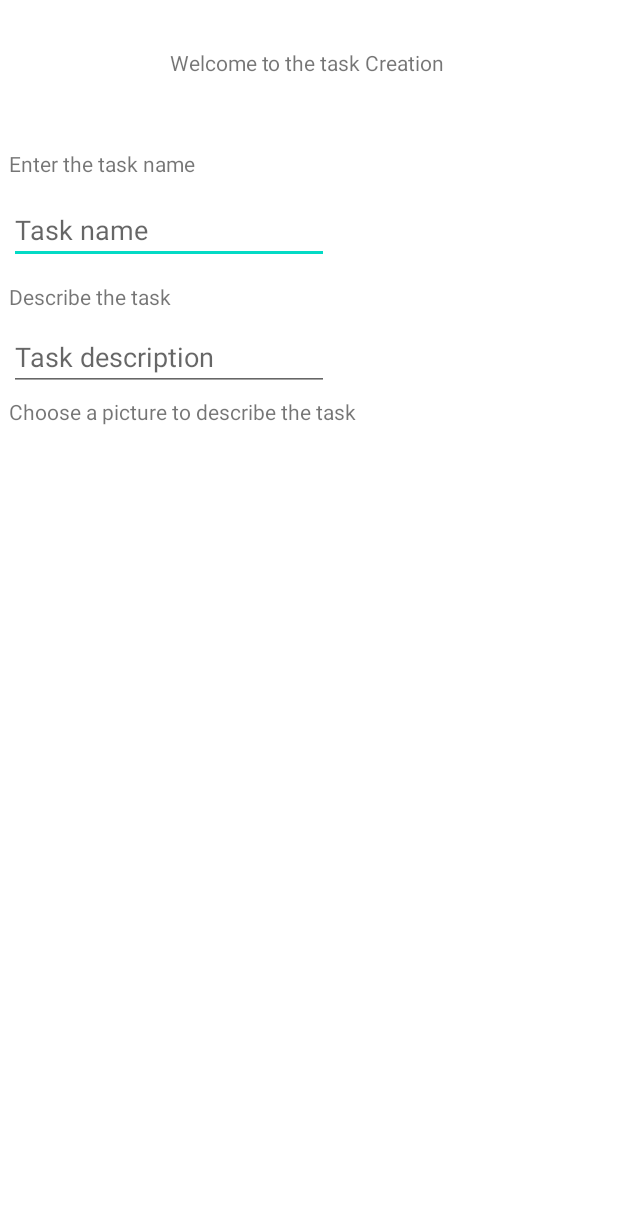
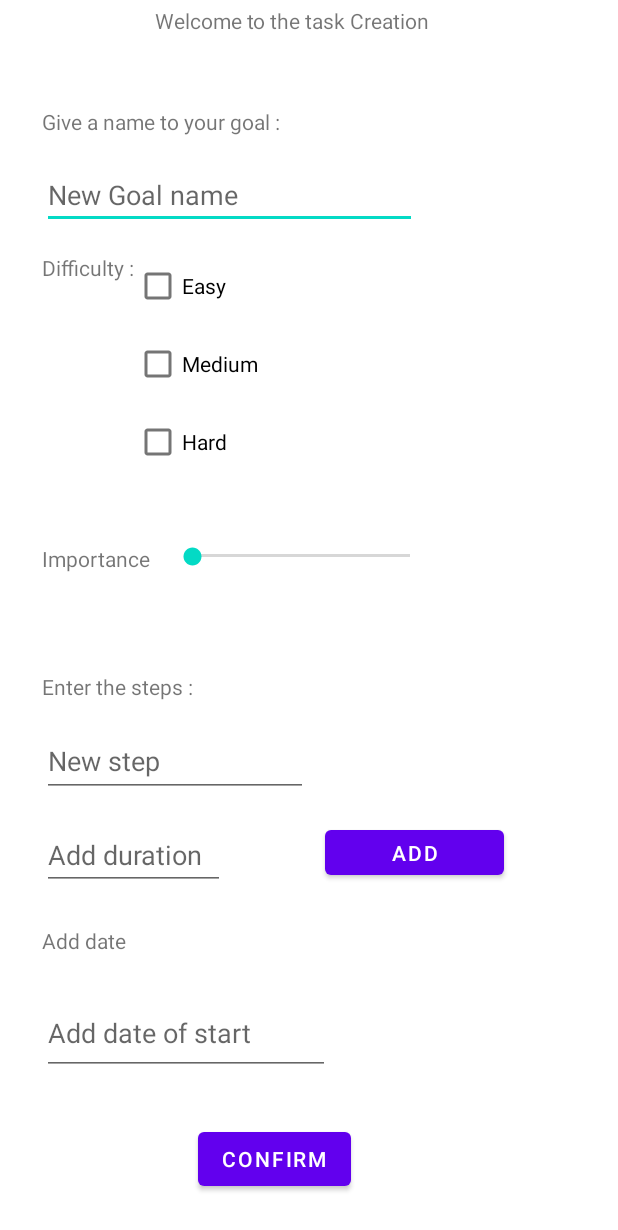
Before and after one commit to Foxmik0007/TDAH, an Android app: the taskCreation screen opened directly, with no data from a screen before it, on a phone screen of 412 x 824 dp. Shown: the top 1230 px of the screen. Run offline under Robolectric (Android 15) with nearby library versions, the phone set to English and light mode, and no system bars; our stand-ins replace Firebase (no records; nobody signed in at launch, a user with empty details on screens opened directly).

Commit message:
Version 0.8

```diff
--- a/app/src/main/java/com/example/tdahproject/MenuFragment.java
+++ b/app/src/main/java/com/example/tdahproject/MenuFragment.java
@@ -1,5 +1,6 @@
 package com.example.tdahproject;
 
+import android.content.Intent;
 import android.os.Bundle;
 
 import androidx.fragment.app.Fragment;
@@ -30,6 +31,8 @@ public class MenuFragment extends Fragment {
         taskCreate.setOnClickListener(new View.OnClickListener() {
             @Override
             public void onClick(View v) {
+                Intent intent = new Intent(getContext(), taskCreation.class);
+                startActivity(intent);
 
             }
         });
--- a/app/src/main/java/com/example/tdahproject/taskCreation.java
+++ b/app/src/main/java/com/example/tdahproject/taskCreation.java
@@ -2,13 +2,165 @@ package com.example.tdahproject;
 
 import androidx.appcompat.app.AppCompatActivity;
 
+import android.content.Intent;
 import android.os.Bundle;
+import android.view.View;
+import android.widget.Button;
+import android.widget.CheckBox;
+import android.widget.EditText;
+import android.widget.SeekBar;
+import android.widget.TextView;
+import android.widget.Toast;
+
+import com.google.firebase.FirebaseApiNotAvailableException;
+import com.google.firebase.database.DatabaseReference;
+import com.google.firebase.database.FirebaseDatabase;
+
+import java.util.ArrayList;
 
 public class taskCreation extends AppCompatActivity {
+
+
+    private EditText nomDeObjectif;
+    private EditText nomDeTache;
+    private EditText dureeDeTache;
+    private EditText dateDeCreation;
+    private Button confirmerCreation;
+    private Button ajouterTache;
+    private CheckBox checkBoxEasy;
+    private CheckBox checkBoxMedium;
+    private CheckBox checkBoxHard;
+    private SeekBar seekBarImportance;
+    private TextView importance;
+    private String difficulté;
+    private String niveauImportance;
+    private ArrayList<tache> listeDeNouvelleTache;
+
+    DatabaseReference GOALDATABASE;
+
 
     @Override
     protected void onCreate(Bundle savedInstanceState) {
         super.onCreate(savedInstanceState);
         setContentView(R.layout.activity_task_creation);
+
+        //Configuration de la base de données
+        //Creer un path personnel pour chaque utilisateur mais necessite d'abord l'acces au données de l'utilisateur
+        GOALDATABASE = FirebaseDatabase.getInstance().getReference("Liste des Objectifs");
+
+        //Button
+        confirmerCreation = (Button) findViewById(R.id.confirmGoalCreation);
+        ajouterTache = (Button) findViewById(R.id.buttonAddStep);
+
+        //EditText and Textview
+        nomDeObjectif = (EditText) findViewById(R.id.goalName_create);
+        nomDeTache = (EditText) findViewById(R.id.stepName_creation);
+        dureeDeTache = (EditText) findViewById(R.id.durationCreation);
+        dateDeCreation = (EditText) findViewById(R.id.taskCreation_startingDate);
+        importance = (TextView) findViewById(R.id.lvlOfImportance);
+
+        //CheckBox
+        checkBoxEasy = (CheckBox) findViewById(R.id.checkBoxEasy);
+        checkBoxMedium = (CheckBox) findViewById(R.id.checkBoxMedium);
+        checkBoxHard = (CheckBox) findViewById(R.id.checkBoxHard);
+
+        //SeekBar
+        seekBarImportance = (SeekBar) findViewById(R.id.seekBarImportance);
+
+        listeDeNouvelleTache = new ArrayList<>();
+
+        //Button d'ajout des tache
+        ajouterTache.setOnClickListener(new View.OnClickListener() {
+            @Override
+            public void onClick(View v) {
+                // Creer un tableau de tache et utiliser les setters si ne marche pas
+                tache nouvelleTache = new tache(nomDeTache.getText().toString().trim(), dureeDeTache.getText().toString().trim());
+               listeDeNouvelleTache.add(nouvelleTache);
+
+                nomDeTache.setText(null);
+                dureeDeTache.setText(null);
+
+                Toast.makeText(taskCreation.this, "Task added, Enter a new Task ", Toast.LENGTH_SHORT).show();
+            }
+        });
+
+        //Setup des CheckBox
+        checkBoxEasy.setOnClickListener(new View.OnClickListener() {
+            @Override
+            public void onClick(View v) {
+                if(checkBoxEasy.isChecked())
+                    difficulté = "Easy";
+            }
+        });
+        checkBoxMedium.setOnClickListener(new View.OnClickListener() {
+            @Override
+            public void onClick(View v) {
+                if(checkBoxMedium.isChecked())
+                    difficulté = "Medium";
+            }
+        });
+        checkBoxHard.setOnClickListener(new View.OnClickListener() {
+            @Override
+            public void onClick(View v) {
+                if(checkBoxHard.isChecked())
+                    difficulté = "Hard";
+            }
+        });
+
+        //Setup du seekBar d'importance
+        seekBarImportance.setOnSeekBarChangeListener(new SeekBar.OnSeekBarChangeListener() {
+            @Override
+            public void onProgressChanged(SeekBar seekBar, int progress, boolean fromUser) {
+                if (progress < 25){
+                    niveauImportance = "Pas important";
+                    importance.setText(niveauImportance);
+                }
+                if ( progress < 50 && progress > 25){
+                    niveauImportance = "Peu important";
+                    importance.setText(niveauImportance);
+                }
+                if ( progress < 75 && progress > 50){
+                    niveauImportance = "Assez important";
+                    importance.setText(niveauImportance);
+                }
+                if ( progress < 100 && progress > 75){
+                    niveauImportance = "Très important";
+                    importance.setText(niveauImportance);
+                }
+
+            }
+
+            @Override
+            public void onStartTrackingTouch(SeekBar seekBar) {
+
+            }
+
+            @Override
+            public void onStopTrackingTouch(SeekBar seekBar) {
+
+            }
+        });
+
+        //Button de Confirmation de la creation
+        confirmerCreation.setOnClickListener(new View.OnClickListener() {
+            @Override
+            public void onClick(View v) {
+                Objectif nouvelObjectif = new Objectif();
+
+                nouvelObjectif.setNom(nomDeObjectif.getText().toString().trim());
+                nouvelObjectif.setDateDeCreation(dateDeCreation.getText().toString().trim());
+                nouvelObjectif.setDifficulté(difficulté);
+                nouvelObjectif.setImportance(niveauImportance);
+                nouvelObjectif.setListeDeTache(listeDeNouvelleTache);
+
+                GOALDATABASE.child(nouvelObjectif.getNom()).setValue(nouvelObjectif);
+                Toast.makeText(taskCreation.this, "Objectif ajoutée", Toast.LENGTH_SHORT).show();
+
+                Intent intent = new Intent(getApplicationContext(), MainActivity.class);
+                startActivity(intent);
+            }
+        });
+
+
     }
 }
--- a/app/src/main/res/layout/activity_task_creation.xml
+++ b/app/src/main/res/layout/activity_task_creation.xml
@@ -1,80 +1,202 @@
 <?xml version="1.0" encoding="utf-8"?>
-<androidx.constraintlayout.widget.ConstraintLayout xmlns:android="http://schemas.android.com/apk/res/android"
+    <ScrollView
+        xmlns:android="http://schemas.android.com/apk/res/android"
         xmlns:app="http://schemas.android.com/apk/res-auto"
         xmlns:tools="http://schemas.android.com/tools"
         android:layout_width="match_parent"
         android:layout_height="match_parent"
+       >
+
+    <androidx.constraintlayout.widget.ConstraintLayout
+        android:layout_width="match_parent"
+        android:layout_height="wrap_content"
         tools:context=".taskCreation">
 
         <TextView
             android:id="@+id/textView4"
             android:layout_width="wrap_content"
             android:layout_height="wrap_content"
-        android:layout_marginTop="32dp"
+            android:layout_marginTop="4dp"
             android:text="Welcome to the task Creation"
             app:layout_constraintEnd_toEndOf="parent"
-        app:layout_constraintHorizontal_bias="0.497"
+            app:layout_constraintHorizontal_bias="0.453"
             app:layout_constraintStart_toStartOf="parent"
             app:layout_constraintTop_toTopOf="parent" />
-
-    <TextView
-        android:id="@+id/textView6"
-        android:layout_width="wrap_content"
-        android:layout_height="wrap_content"
-        android:layout_marginTop="48dp"
-        android:text="Enter the task name"
-        app:layout_constraintEnd_toEndOf="parent"
-        app:layout_constraintHorizontal_bias="0.02"
-        app:layout_constraintStart_toStartOf="parent"
-        app:layout_constraintTop_toBottomOf="@+id/textView4" />
-
-    <EditText
-        android:id="@+id/editTextTextPersonName"
-        android:layout_width="wrap_content"
-        android:layout_height="wrap_content"
-        android:layout_marginTop="12dp"
-        android:ems="10"
-        android:hint="Task name"
-        android:inputType="textPersonName"
-        app:layout_constraintEnd_toEndOf="parent"
-        app:layout_constraintHorizontal_bias="0.029"
-        app:layout_constraintStart_toStartOf="parent"
-        app:layout_constraintTop_toBottomOf="@+id/textView6" />
 
         <TextView
             android:id="@+id/textView7"
             android:layout_width="wrap_content"
             android:layout_height="wrap_content"
-        android:layout_marginTop="12dp"
-        android:text="Describe the task"
-        app:layout_constraintEnd_toEndOf="parent"
-        app:layout_constraintHorizontal_bias="0.019"
+            android:layout_marginStart="28dp"
+            android:layout_marginTop="48dp"
+            android:text="Give a name to your goal :"
             app:layout_constraintStart_toStartOf="parent"
-        app:layout_constraintTop_toBottomOf="@+id/editTextTextPersonName" />
+            app:layout_constraintTop_toBottomOf="@+id/textView4" />
 
         <EditText
-        android:id="@+id/editTextTextMultiLine"
+            android:id="@+id/goalName_create"
+            android:layout_width="250dp"
+            android:layout_height="45dp"
+            android:layout_marginStart="28dp"
+            android:layout_marginTop="84dp"
+            android:ems="10"
+            android:hint="New Goal name"
+            android:inputType="textPersonName"
+            app:layout_constraintStart_toStartOf="parent"
+            app:layout_constraintTop_toBottomOf="@+id/textView4" />
+
+        <TextView
+            android:id="@+id/textView9"
             android:layout_width="wrap_content"
             android:layout_height="wrap_content"
-        android:layout_marginTop="8dp"
-        android:ems="10"
-        android:gravity="start|top"
-        android:hint="Task description"
-        android:inputType="textMultiLine"
+            android:layout_marginStart="28dp"
+            android:layout_marginTop="16dp"
+            android:text="Difficulty :"
+            app:layout_constraintStart_toStartOf="parent"
+            app:layout_constraintTop_toBottomOf="@+id/goalName_create" />
+
+        <CheckBox
+            android:id="@+id/checkBoxEasy"
+            android:layout_width="100dp"
+            android:layout_height="wrap_content"
+            android:layout_marginTop="76dp"
+            android:layout_marginEnd="208dp"
+            android:text="Easy"
             app:layout_constraintEnd_toEndOf="parent"
-        app:layout_constraintHorizontal_bias="0.029"
-        app:layout_constraintStart_toStartOf="parent"
+            app:layout_constraintHorizontal_bias="0.0"
+            app:layout_constraintStart_toEndOf="@+id/textView9"
             app:layout_constraintTop_toBottomOf="@+id/textView7" />
 
+        <CheckBox
+            android:id="@+id/checkBoxMedium"
+            android:layout_width="100dp"
+            android:layout_height="wrap_content"
+            android:layout_marginTop="4dp"
+            android:layout_marginEnd="208dp"
+            android:text="Medium"
+            app:layout_constraintEnd_toEndOf="parent"
+            app:layout_constraintHorizontal_bias="0.0"
+            app:layout_constraintStart_toEndOf="@+id/textView9"
+            app:layout_constraintTop_toBottomOf="@+id/checkBoxEasy" />
+
+        <CheckBox
+            android:id="@+id/checkBoxHard"
+            android:layout_width="100dp"
+            android:layout_height="wrap_content"
+            android:layout_marginTop="4dp"
+            android:layout_marginEnd="208dp"
+            android:text="Hard"
+            app:layout_constraintEnd_toEndOf="parent"
+            app:layout_constraintHorizontal_bias="0.0"
+            app:layout_constraintStart_toEndOf="@+id/textView9"
+            app:layout_constraintTop_toBottomOf="@+id/checkBoxMedium" />
+
         <TextView
-        android:id="@+id/textView8"
+            android:id="@+id/textView10"
             android:layout_width="wrap_content"
             android:layout_height="wrap_content"
-        android:layout_marginTop="4dp"
-        android:text="Choose a picture to describe the task"
+            android:layout_marginStart="28dp"
+            android:layout_marginTop="44dp"
+            android:text="Importance"
+            app:layout_constraintStart_toStartOf="parent"
+            app:layout_constraintTop_toBottomOf="@+id/checkBoxHard" />
+
+        <SeekBar
+            android:id="@+id/seekBarImportance"
+            android:layout_width="177dp"
+            android:layout_height="16dp"
+            android:layout_marginStart="12dp"
+            android:layout_marginTop="44dp"
+            app:layout_constraintStart_toEndOf="@+id/textView10"
+            app:layout_constraintTop_toBottomOf="@+id/checkBoxHard" />
+
+        <TextView
+            android:id="@+id/lvlOfImportance"
+            android:layout_width="101dp"
+            android:layout_height="37dp"
+            android:layout_marginStart="12dp"
+            android:layout_marginTop="16dp"
+            app:layout_constraintStart_toEndOf="@+id/textView10"
+            app:layout_constraintTop_toBottomOf="@+id/seekBarImportance" />
+
+        <TextView
+            android:id="@+id/textView13"
+            android:layout_width="wrap_content"
+            android:layout_height="wrap_content"
+            android:layout_marginStart="28dp"
+            android:layout_marginTop="16dp"
+            android:text="Enter the steps : "
+            app:layout_constraintStart_toStartOf="parent"
+            app:layout_constraintTop_toBottomOf="@+id/lvlOfImportance" />
+
+        <EditText
+            android:id="@+id/stepName_creation"
+            android:layout_width="177dp"
+            android:layout_height="48dp"
+            android:layout_marginStart="28dp"
+            android:layout_marginTop="16dp"
+            android:ems="10"
+            android:hint="New step"
+            android:inputType="textPersonName"
+            app:layout_constraintStart_toStartOf="parent"
+            app:layout_constraintTop_toBottomOf="@+id/textView13" />
+
+        <EditText
+            android:id="@+id/durationCreation"
+            android:layout_width="122dp"
+            android:layout_height="46dp"
+            android:layout_marginStart="28dp"
+            android:layout_marginTop="16dp"
+            android:ems="10"
+            android:hint="Add duration"
+            android:inputType="time"
+            app:layout_constraintStart_toStartOf="parent"
+            app:layout_constraintTop_toBottomOf="@+id/stepName_creation" />
+
+        <TextView
+            android:id="@+id/textview14"
+            android:layout_width="wrap_content"
+            android:layout_height="wrap_content"
+            android:layout_marginStart="28dp"
+            android:layout_marginTop="24dp"
+            android:text="Add date"
+            app:layout_constraintStart_toStartOf="parent"
+            app:layout_constraintTop_toBottomOf="@+id/durationCreation" />
+
+        <EditText
+            android:id="@+id/taskCreation_startingDate"
+            android:layout_width="192dp"
+            android:layout_height="56dp"
+            android:layout_marginStart="28dp"
+            android:layout_marginTop="24dp"
+            android:hint="Add date of start"
+            app:layout_constraintStart_toStartOf="parent"
+            app:layout_constraintTop_toBottomOf="@+id/textview14" />
+
+        <Button
+            android:id="@+id/confirmGoalCreation"
+            android:layout_width="wrap_content"
+            android:layout_height="wrap_content"
+            android:layout_marginStart="132dp"
+            android:layout_marginTop="32dp"
+            android:text="Confirm"
+            app:layout_constraintBottom_toBottomOf="parent"
+            app:layout_constraintStart_toStartOf="parent"
+            app:layout_constraintTop_toBottomOf="@+id/taskCreation_startingDate"
+            app:layout_constraintVertical_bias="0.0" />
+
+        <Button
+            android:id="@+id/buttonAddStep"
+            android:layout_width="119dp"
+            android:layout_height="42dp"
+            android:layout_marginStart="64dp"
+            android:layout_marginTop="16dp"
+            android:text="Add"
             app:layout_constraintEnd_toEndOf="parent"
-        app:layout_constraintHorizontal_bias="0.033"
-        app:layout_constraintStart_toStartOf="parent"
-        app:layout_constraintTop_toBottomOf="@+id/editTextTextMultiLine" />
+            app:layout_constraintHorizontal_bias="0.031"
+            app:layout_constraintStart_toEndOf="@+id/durationCreation"
+            app:layout_constraintTop_toBottomOf="@+id/stepName_creation" />
+
 
     </androidx.constraintlayout.widget.ConstraintLayout>
+    </ScrollView>
```
Also changed, not shown: app/src/main/java/com/example/tdahproject/Objectif.java (added, +63 -0 lines), app/src/main/java/com/example/tdahproject/tache.java (added, +30 -0 lines). Lines whose indentation alone changed are shown as unchanged.
